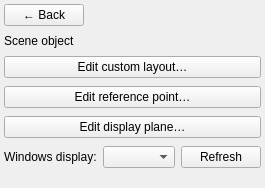
Wolfieeewolf/OpenRGB3DSpatialPlugin, file ui/forms/SceneObjectEditHostPanel.ui: the form before one commit.
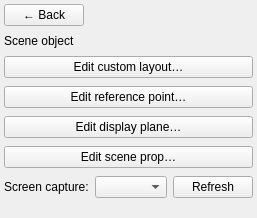
The form after the commit. Custom widgets are drawn as their Qt base class.

Commit message:
fix: align scene prop UX and shared screen-capture copy
Give scene props Object Creator / Scene object edit parity with refs and planes, unify Delete labeling, and share DisplayPlaneCaptureUi strings so capture is one story across surfaces.

```diff
--- a/ui/forms/SceneObjectEditHostPanel.ui
+++ b/ui/forms/SceneObjectEditHostPanel.ui
@@ -88,6 +88,16 @@
      </property>
     </widget>
    </item>
+   <item>
+    <widget class="QPushButton" name="editScenePropButton">
+     <property name="text">
+      <string>Edit scene prop…</string>
+     </property>
+     <property name="visible">
+      <bool>false</bool>
+     </property>
+    </widget>
+   </item>
    <item>
     <widget class="QWidget" name="displayPlaneCaptureRow">
      <property name="visible">
@@ -109,7 +119,7 @@
       <item>
        <widget class="QLabel" name="displayPlaneCaptureCaption">
         <property name="text">
-         <string>Windows display:</string>
+         <string>Screen capture:</string>
         </property>
        </widget>
       </item>
```
Left out of the diff: 4 changed lines with no effect on the pictures. The commit also changes 16 other files.
